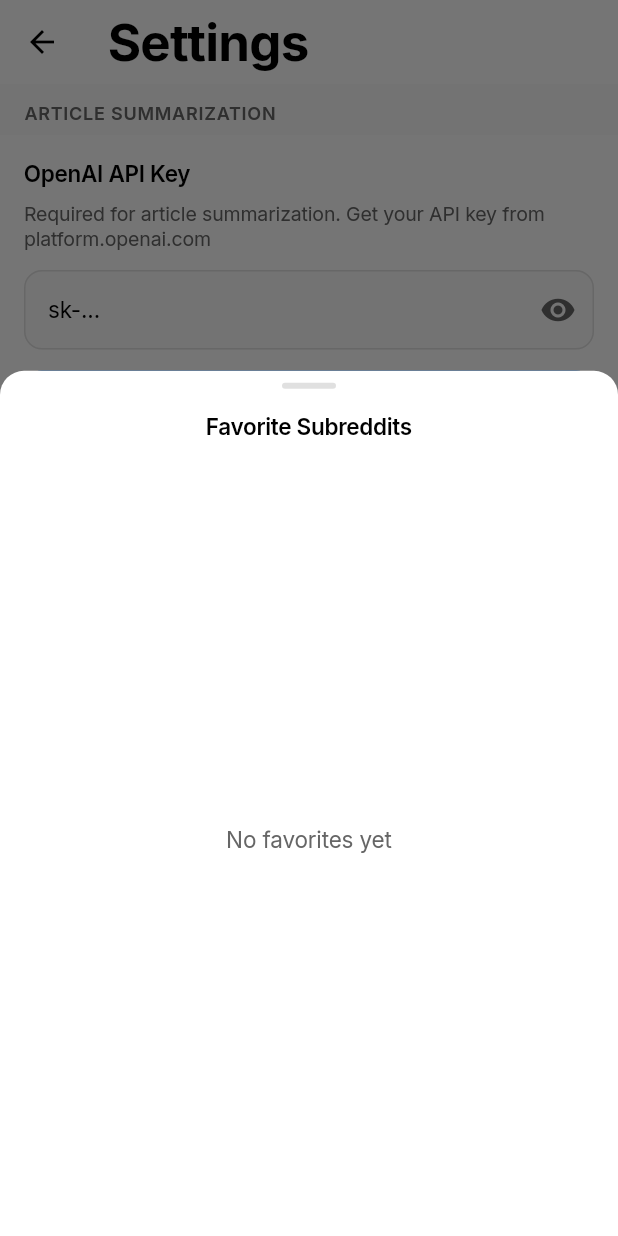
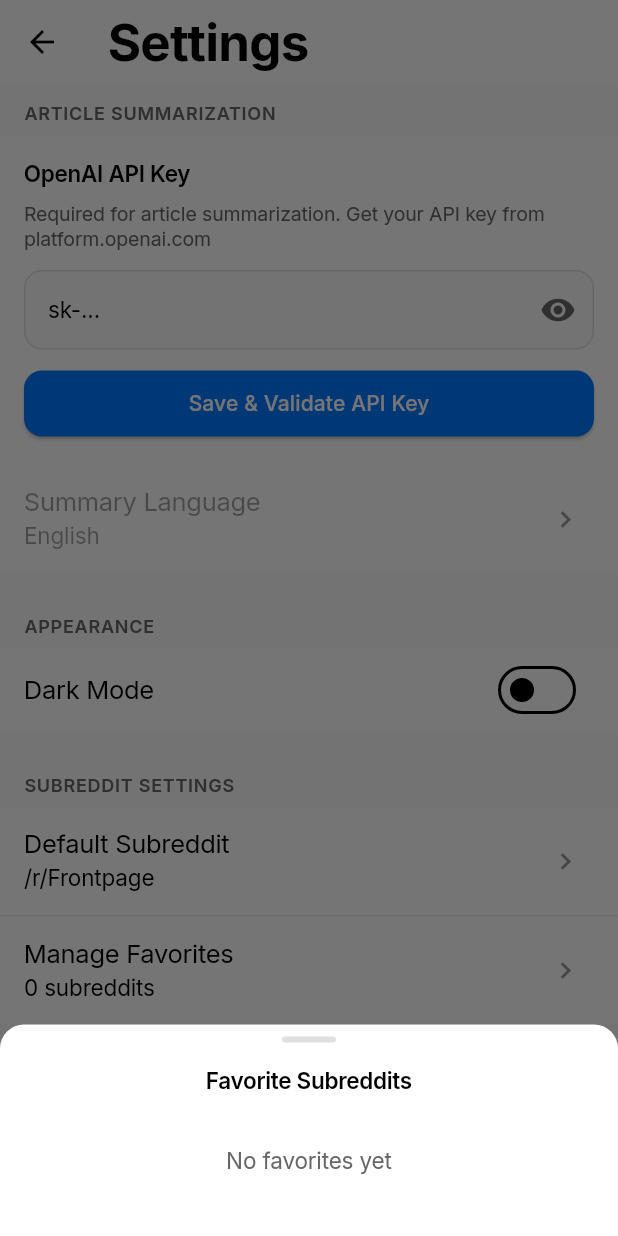
Before and after one commit to nesdeq/reddlit, a Flutter app: the SettingsScreen screen opened directly, after a tap on "Manage Favorites", on a phone screen of 412 x 824 dp. Run offline on Flutter 3.47's test engine with Material 3 defaults, Android fonts, the phone set to English and light mode, and no system bars; our stand-ins replace cached_network_image, flutter_markdown, google_fonts, shared_preferences, video_player, youtube_player_flutter; missing offline and left inert: markdown; accounts and stored records are empty; network calls fail.

Commit message:
code smells and llm bump

```diff
--- a/lib/screens/post_detail_screen.dart
+++ b/lib/screens/post_detail_screen.dart
@@ -218,7 +218,7 @@ class _PostDetailScreenState extends State<PostDetailScreen> {
 
       case PostContentType.redditVideo:
         // Use MediaUtils for consistent validation
-        if (MediaUtils.isValidVideoUrl(widget.post.videoUrl)) {
+        if (MediaUtils.isValidHttpUrl(widget.post.videoUrl)) {
           return RedditVideoPlayer(videoUrl: widget.post.videoUrl!);
         }
         return LoadingWidgets.videoError(context);
--- a/lib/screens/settings_screen.dart
+++ b/lib/screens/settings_screen.dart
@@ -389,33 +389,9 @@ class _SettingsScreenState extends State<SettingsScreen> {
     final colors = ThemeHelper(context);
     final favorites = context.read<ThemeProvider>().favoriteSubreddits.toList()..sort();
 
-    showModalBottomSheet(
+    ModalWidgets.showBottomSheetModal(
       context: context,
-      backgroundColor: colors.surfaceColor,
-      isScrollControlled: true,
-      shape: const RoundedRectangleBorder(
-        borderRadius: BorderRadius.vertical(
-          top: Radius.circular(AppTheme.radiusLarge),
-        ),
-      ),
-      builder: (context) => DraggableScrollableSheet(
-        initialChildSize: 0.7,
-        minChildSize: 0.5,
-        maxChildSize: 0.9,
-        expand: false,
-        builder: (context, scrollController) {
-          return Column(
       children: [
-              const SizedBox(height: AppTheme.spacing2),
-              Container(
-                width: 36,
-                height: 4,
-                decoration: BoxDecoration(
-                  color: colors.dividerColor,
-                  borderRadius: BorderRadius.circular(2),
-                ),
-              ),
-              const SizedBox(height: AppTheme.spacing4),
         Padding(
           padding: const EdgeInsets.symmetric(horizontal: AppTheme.spacing4),
           child: Text(
@@ -425,23 +401,21 @@ class _SettingsScreenState extends State<SettingsScreen> {
                 ),
           ),
         ),
-              const SizedBox(height: AppTheme.spacing4),
-              Expanded(
-                child: favorites.isEmpty
-                    ? Center(
+        const SizedBox(height: AppTheme.spacing2),
+        if (favorites.isEmpty)
+          Padding(
+            padding: const EdgeInsets.all(AppTheme.spacing6),
+            child: Center(
               child: Text(
                 'No favorites yet',
                 style: colors.theme.textTheme.bodyMedium?.copyWith(
                       color: colors.textSecondary,
                     ),
               ),
+            ),
           )
-                    : ListView.builder(
-                        controller: scrollController,
-                        itemCount: favorites.length,
-                        itemBuilder: (context, index) {
-                          final subreddit = favorites[index];
-                          return ListTile(
+        else
+          ...favorites.map((subreddit) => ListTile(
                 title: Text('r/$subreddit'),
                 trailing: IconButton(
                   icon: Icon(Icons.delete_outline, color: colors.textSecondary),
@@ -449,15 +423,8 @@ class _SettingsScreenState extends State<SettingsScreen> {
                     context.read<ThemeProvider>().toggleFavorite(subreddit);
                   },
                 ),
-                          );
-                        },
-                      ),
-              ),
-              const SizedBox(height: AppTheme.spacing4),
+              )),
       ],
-          );
-        },
-      ),
     );
   }
 }
--- a/lib/theme/app_theme.dart
+++ b/lib/theme/app_theme.dart
@@ -263,7 +263,6 @@ class AppTheme {
   static const double spacing4 = 16.0;
   static const double spacing5 = 20.0;
   static const double spacing6 = 24.0;
-  static const double spacing8 = 32.0;
 
   // Border radius
   static const double radiusSmall = 8.0;
--- a/lib/utils/url_utils.dart
+++ b/lib/utils/url_utils.dart
@@ -36,15 +36,15 @@ class UrlUtils {
   }
 
   /// Extract YouTube video ID from various YouTube URL formats
+  static final _youtubePatterns = [
+    RegExp(r'youtube\.com/watch\?v=([^&]+)'),
+    RegExp(r'youtu\.be/([^?]+)'),
+    RegExp(r'youtube\.com/embed/([^?]+)'),
+    RegExp(r'youtube\.com/v/([^?]+)'),
+  ];
+
   static String? extractYoutubeId(String url) {
-    final patterns = [
-      RegExp(r'youtube\.com/watch\?v=([^&]+)'),
-      RegExp(r'youtu\.be/([^?]+)'),
-      RegExp(r'youtube\.com/embed/([^?]+)'),
-      RegExp(r'youtube\.com/v/([^?]+)'),
-    ];
-
-    for (final pattern in patterns) {
+    for (final pattern in _youtubePatterns) {
       final match = pattern.firstMatch(url);
       if (match != null && match.groupCount >= 1) {
         return match.group(1);
--- a/lib/widgets/article_summary_widget.dart
+++ b/lib/widgets/article_summary_widget.dart
@@ -208,7 +208,7 @@ class ArticleSummaryWidget {
                       const SizedBox(width: AppTheme.spacing2),
                       Expanded(
                         child: Text(
-                          'AI-generated summary powered by GPT-5-mini',
+                          'AI-generated summary powered by GPT-5.2',
                           style: colors.theme.textTheme.bodySmall,
                         ),
                       ),
--- a/lib/widgets/comment_content.dart
+++ b/lib/widgets/comment_content.dart
@@ -110,11 +110,11 @@ class CustomImageBuilder extends MarkdownElementBuilder {
   @override
   Widget? visitElementAfter(md.Element element, TextStyle? preferredStyle) {
     final String? src = element.attributes['src'];
-    if (!MediaUtils.isValidImageSource(src)) {
+    if (!MediaUtils.isValidHttpUrl(src)) {
       return null;
     }
 
-    // MediaUtils.isValidImageSource ensures src is non-null and non-empty
+    // MediaUtils.isValidHttpUrl ensures src is non-null and non-empty
     final imageUrl = src!; // Safe after validation
 
     return Padding(
--- a/lib/widgets/post_card.dart
+++ b/lib/widgets/post_card.dart
@@ -132,7 +132,7 @@ class PostCard extends StatelessWidget {
 
       case PostContentType.redditVideo:
         // Use MediaUtils for consistent validation
-        if (MediaUtils.isValidVideoUrl(post.videoUrl)) {
+        if (MediaUtils.isValidHttpUrl(post.videoUrl)) {
           return RedditVideoPlayer(videoUrl: post.videoUrl!);
         }
         return LoadingWidgets.videoError(context);
@@ -170,7 +170,7 @@ class PostCard extends StatelessWidget {
 
       case PostContentType.video:
         // For other video types, show thumbnail with play icon
-        if (MediaUtils.isValidThumbnail(post.thumbnail)) {
+        if (MediaUtils.isValidUrl(post.thumbnail)) {
           final imageUrl = post.imageUrl.isNotEmpty ? post.imageUrl : (post.thumbnail ?? '');
           return Stack(
             alignment: Alignment.center,
```
Also changed, not shown: lib/screens/subreddit_search_screen.dart (+4 -3 lines), lib/services/article_summary_service.dart (+3 -19 lines), lib/utils/media_utils.dart (+7 -19 lines). Lines whose indentation alone changed are shown as unchanged.
